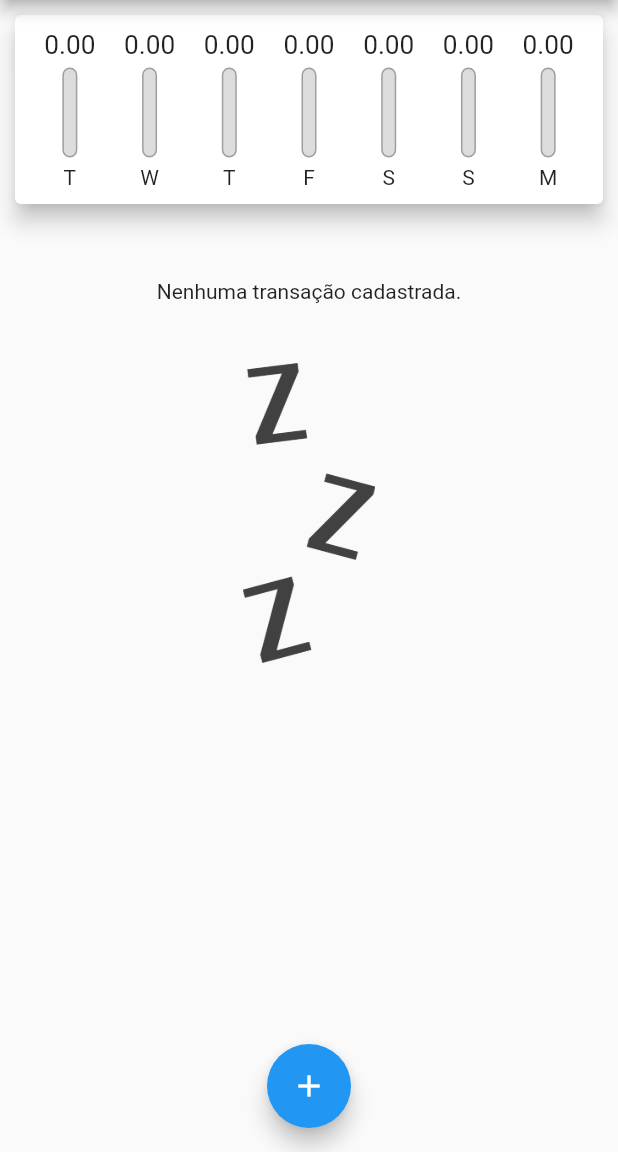
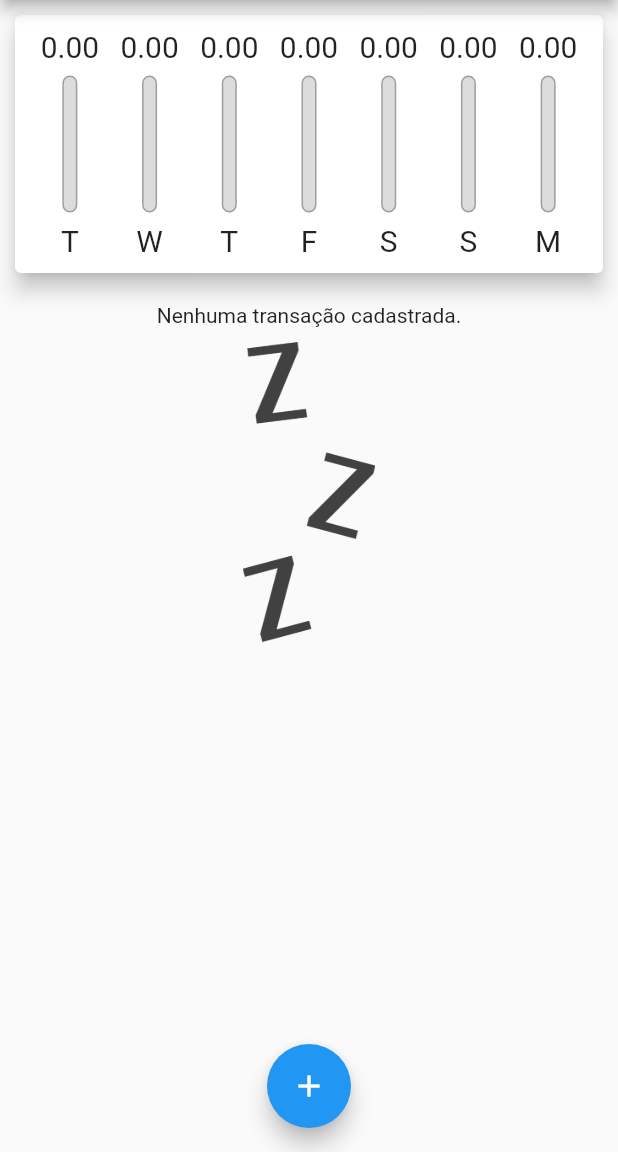
Before and after one commit to serafimmatheus/transaction-flutter, a Flutter app: the screen it shows after launch, on a phone screen of 412 x 824 dp, the part 84-1236 px from its top. Run offline on Flutter 3.47's test engine with Material 2 defaults, Android fonts, the phone set to English and light mode, and no system bars.

Commit message:
Feat: Model - Responsive

```diff
--- a/lib/components/chart_bar.dart
+++ b/lib/components/chart_bar.dart
@@ -1,4 +1,5 @@
 import 'package:flutter/material.dart';
+// import 'package:flutter/rendering.dart';
 
 class ChartBar extends StatelessWidget {
   final String label;
@@ -13,19 +14,22 @@ class ChartBar extends StatelessWidget {
 
   @override
   Widget build(BuildContext context) {
+    return LayoutBuilder(
+      builder: (ctx, constraints) {
         return Column(
-      mainAxisAlignment: MainAxisAlignment.spaceEvenly,
           children: [
             Container(
-          height: 20,
+              height: constraints.maxHeight * 0.15,
               child: FittedBox(
                   child: Text(
                 "${value.toStringAsFixed(2)}",
               )),
             ),
-        SizedBox(height: 5),
+            SizedBox(
+              height: constraints.maxHeight * 0.05,
+            ),
             Container(
-          height: 60,
+              height: constraints.maxHeight * 0.6,
               width: 10,
               child: Stack(
                 alignment: Alignment.bottomCenter,
@@ -50,9 +54,18 @@ class ChartBar extends StatelessWidget {
                 ],
               ),
             ),
-        SizedBox(height: 5),
-        Text(label),
+            SizedBox(
+              height: constraints.maxHeight * 0.05,
+            ),
+            Container(
+              height: constraints.maxHeight * 0.15,
+              child: FittedBox(
+                child: Text(label),
+              ),
+            ),
           ],
+        );
+      },
     );
   }
 }
--- a/lib/components/transaction_form.dart
+++ b/lib/components/transaction_form.dart
@@ -146,7 +146,7 @@ class _TransactionFormState extends State<TransactionForm> {
               mainAxisAlignment: MainAxisAlignment.end,
               children: <Widget>[
                 Container(
-                  margin: EdgeInsets.symmetric(vertical: 15),
+                  margin: EdgeInsets.symmetric(vertical: 1),
                   color: Colors.purple,
                   child: TextButton(
                     child: const Text(
--- a/lib/components/transaction_list.dart
+++ b/lib/components/transaction_list.dart
@@ -10,15 +10,13 @@ class TransactionList extends StatelessWidget {
 
   @override
   Widget build(BuildContext context) {
-    return SizedBox(
-      height: 500,
-      child: transactions.isEmpty
+    return transactions.isEmpty
         ? Center(
             child: Column(
               children: [
-                  SizedBox(height: 40),
+                SizedBox(height: 10),
                 Text("Nenhuma transação cadastrada."),
-                  SizedBox(height: 40),
+                SizedBox(height: 10),
                 Container(
                   height: 200,
                   child: Image.asset("assets/images/waiting.png",
@@ -31,7 +29,6 @@ class TransactionList extends StatelessWidget {
             itemCount: transactions.length,
             itemBuilder: (ctx, index) {
               final e = transactions[index];
-
               return Card(
                 elevation: 5,
                 margin: EdgeInsets.symmetric(
@@ -48,8 +45,7 @@ class TransactionList extends StatelessWidget {
                         child: Text(
                           "R\$ ${e.value}",
                           style: TextStyle(
-                                color: Colors.white,
-                                fontWeight: FontWeight.bold),
+                              color: Colors.white, fontWeight: FontWeight.bold),
                         ),
                       ),
                     ),
@@ -64,7 +60,6 @@ class TransactionList extends StatelessWidget {
                 ),
               );
             },
-            ),
           );
   }
 }
--- a/lib/main.dart
+++ b/lib/main.dart
@@ -73,9 +73,7 @@ class _MyHomePageState extends State<MyHomePage> {
 
   @override
   Widget build(BuildContext context) {
-    return MaterialApp(
-      home: Scaffold(
-        appBar: AppBar(
+    final appBar = AppBar(
       title: Text("Despesas pessoais"),
       backgroundColor: Theme.of(context).primaryColorDark,
       actions: [
@@ -84,17 +82,30 @@ class _MyHomePageState extends State<MyHomePage> {
           icon: Icon(Icons.add),
         )
       ],
-        ),
+    );
+
+    final finalHeight = MediaQuery.of(context).size.height -
+        appBar.preferredSize.height -
+        MediaQuery.of(context).padding.top;
+
+    return MaterialApp(
+      home: Scaffold(
+        appBar: appBar,
         body: SingleChildScrollView(
           child: Column(
             crossAxisAlignment: CrossAxisAlignment.stretch,
             children: <Widget>[
-              SizedBox(
+              Container(
+                height: finalHeight * 0.25,
                 child: Chart(
                   transactions: _recentsTransaction,
-              )),
+                ),
+              ),
               Column(children: [
-                TransactionList(_transactions, _deleteTransaction),
+                Container(
+                  height: finalHeight * 0.70,
+                  child: TransactionList(_transactions, _deleteTransaction),
+                ),
               ]),
             ],
           ),
```
Lines whose indentation alone changed are shown as unchanged.
